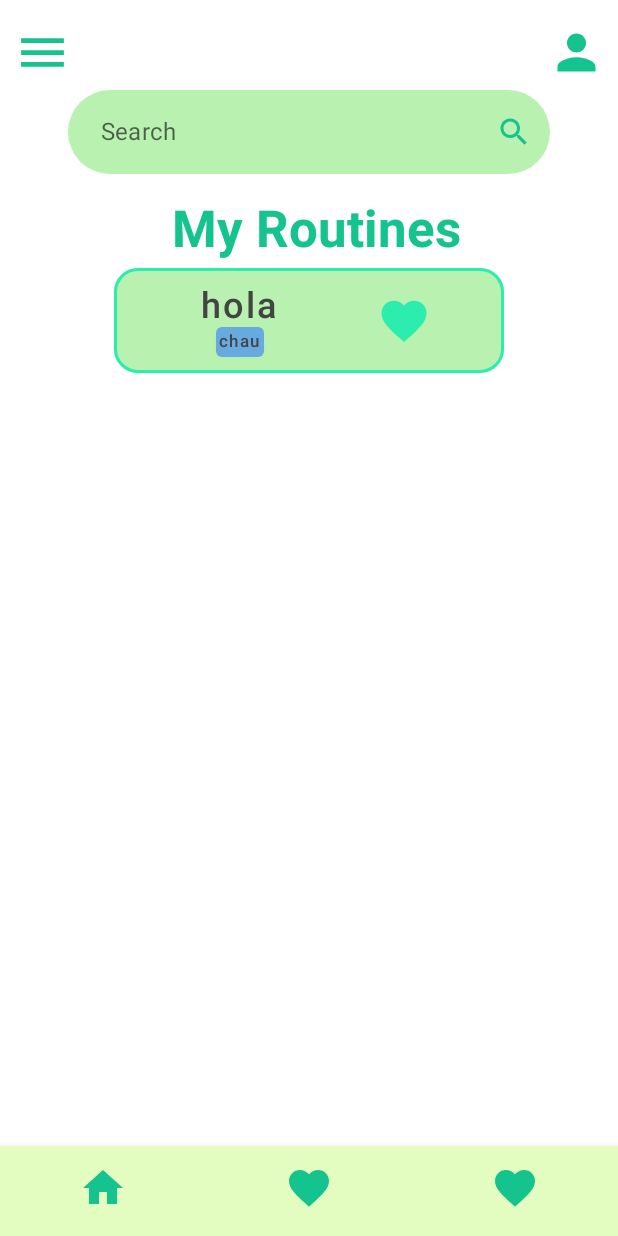
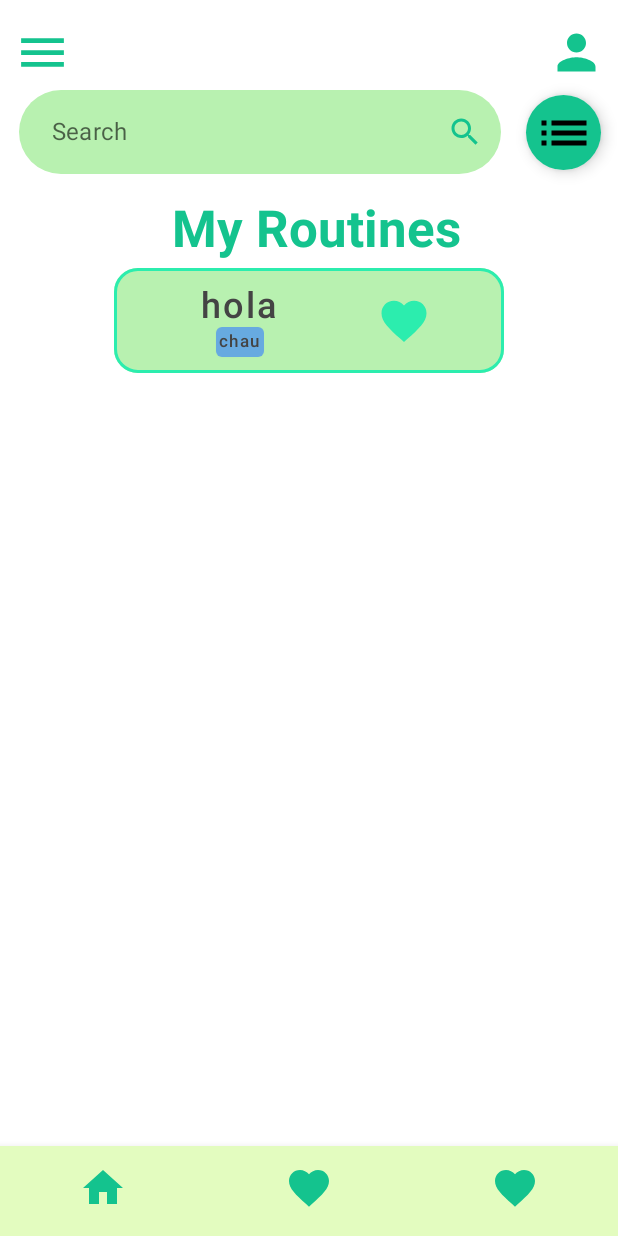
Before and after one commit to nicklnick/tp3-hci, an Android app built with Jetpack Compose: the MyRoutinesScreen screen opened through its navigation route, on a phone screen of 412 x 824 dp. Run offline under Robolectric (Android 15) with nearby library versions, the phone set to English and light mode, and no system bars.

Commit message:
feat: sorting button

```diff
--- /dev/null
+++ b/app/src/main/java/com/example/fitness_first/ui/components/TopBarWFilter.kt
@@ -0,0 +1,70 @@
+package com.example.fitness_first.ui.components
+
+import androidx.compose.foundation.background
+import androidx.compose.foundation.layout.*
+import androidx.compose.material.Icon
+import androidx.compose.material.IconButton
+import androidx.compose.material.TopAppBar
+import androidx.compose.material.icons.Icons
+import androidx.compose.material.icons.filled.List
+import androidx.compose.material.icons.filled.Menu
+import androidx.compose.material.icons.filled.Person
+import androidx.compose.runtime.Composable
+import androidx.compose.ui.Alignment
+import androidx.compose.ui.Modifier
+import androidx.compose.ui.graphics.Color
+import androidx.compose.ui.unit.dp
+import com.example.fitness_first.ui.theme.Secondary
+
+@Composable
+fun TopBarWFilter(onClickFilter: () -> Unit){
+    TopAppBar(
+        modifier = Modifier.height(128.dp),
+        backgroundColor = Color.Transparent,
+        elevation = 0.dp
+    ) {
+        Column(
+            verticalArrangement = Arrangement.Center,
+            horizontalAlignment = Alignment.CenterHorizontally
+        ) {
+            Row(
+                horizontalArrangement = Arrangement.SpaceBetween,
+                modifier = Modifier.fillMaxWidth()
+            ) {
+                IconButton(onClick = { /*TODO*/ }) {
+                    Icon(
+                        Icons.Filled.Menu,
+                        contentDescription = "menu",
+                        tint = Secondary,
+                        modifier = Modifier.size(38.dp)
+                    )
+                }
+                IconButton(onClick = onClickFilter) {
+                    Icon(
+                        Icons.Filled.Person,
+                        contentDescription = "settings",
+                        tint = Secondary,
+                        modifier = Modifier.size(38.dp)
+                    )
+                }
+            }
+
+            Row(
+                modifier = Modifier
+                    .fillMaxWidth()
+                    .background(Color.Transparent),
+                horizontalArrangement = Arrangement.SpaceAround,
+                verticalAlignment = Alignment.CenterVertically
+            ) {
+                SearchBar()
+                IconFAB(
+                    icon = Icons.Filled.List,
+                    func = onClickFilter,
+                    modifier = Modifier.size(50.dp),
+                    backgroundColor = Secondary,
+                    contentColor = Color.Black
+                )
+            }
+        }
+    }
+}
--- a/app/src/main/java/com/example/fitness_first/ui/screens/MyRoutinesScreen.kt
+++ b/app/src/main/java/com/example/fitness_first/ui/screens/MyRoutinesScreen.kt
@@ -4,20 +4,25 @@ import androidx.compose.foundation.background
 import androidx.compose.foundation.layout.*
 import androidx.compose.foundation.lazy.LazyColumn
 import androidx.compose.foundation.lazy.items
-import androidx.compose.material.MaterialTheme
-import androidx.compose.material.Scaffold
-import androidx.compose.material.Text
+import androidx.compose.material.*
 import androidx.compose.runtime.Composable
+import androidx.compose.runtime.rememberCoroutineScope
 import androidx.compose.ui.Alignment
 import androidx.compose.ui.Modifier
 import androidx.compose.ui.graphics.Color
+import androidx.compose.ui.res.stringResource
 import androidx.compose.ui.text.font.FontWeight
 import androidx.compose.ui.unit.dp
+import androidx.compose.ui.unit.sp
 import androidx.navigation.NavHostController
+import com.example.fitness_first.R
 import com.example.fitness_first.ui.components.BottomBar
 import com.example.fitness_first.ui.components.DetailedRoutineButton
-import com.example.fitness_first.ui.components.topBar
+import com.example.fitness_first.ui.components.TopBarWFilter
+import com.example.fitness_first.ui.theme.Quaternary
 import com.example.fitness_first.ui.theme.Secondary
+import kotlinx.coroutines.CoroutineScope
+import kotlinx.coroutines.launch
 
 class BasicRoutineData
 constructor(name: String, category: String, liked: Boolean, func: (route: String) -> Unit = {}) {
@@ -27,16 +32,30 @@ constructor(name: String, category: String, liked: Boolean, func: (route: String
     val func = func
 }
 
+@OptIn(ExperimentalMaterialApi::class)
 @Composable
 fun MyRoutinesScreen(
     NavigateToRoutineDetails: (route: String) -> Unit,
     routineData: List<BasicRoutineData>,
     navController: NavHostController
 ) {
+    val sheetState = rememberBottomSheetState(
+        initialValue = BottomSheetValue.Collapsed
+    )
+    val scaffoldState = rememberBottomSheetScaffoldState(
+        bottomSheetState = sheetState
+    )
+    val scope = rememberCoroutineScope()
     Scaffold(
-        topBar = {topBar()},
+        topBar = { TopBarWFilter(onClickFilter = { showFilters(scope = scope, sheetState = sheetState)}) },
         bottomBar = { BottomBar(navController = navController) }
     ){
+        BottomSheetScaffold(
+            scaffoldState = scaffoldState,
+            sheetContent = { sortSheet() },
+            sheetBackgroundColor = Quaternary,
+            sheetPeekHeight = 0.dp
+        ) {
             Box(
                 modifier = Modifier
                     .fillMaxSize()
@@ -73,3 +92,58 @@ fun MyRoutinesScreen(
             }
         }
     }
+}
+
+@Composable
+private fun sortSheet() {
+    Box(
+        modifier = Modifier
+            .fillMaxWidth()
+            .height(300.dp)
+            .padding(start = 8.dp, top = 4.dp)
+        ,
+        contentAlignment = Alignment.TopStart
+    ) {
+        Column {
+            Row(
+                modifier = Modifier.fillMaxWidth(),
+                verticalAlignment = Alignment.CenterVertically,
+                horizontalArrangement = Arrangement.Start
+            ) {
+                Text(
+                    text = stringResource(R.string.sort_by),
+                    fontWeight = FontWeight.Bold,
+                    fontSize = 24.sp
+                )
+            }
+            val filters = listOf(
+                stringResource(R.string.date_up),
+                stringResource(R.string.date_down),
+                stringResource(R.string.rating_up),
+                stringResource(R.string.rating_down),
+                stringResource(R.string.diff_up),
+                stringResource(R.string.diff_down),
+            )
+            for (filter in filters) {
+                Row(
+                    modifier = Modifier.fillMaxWidth(),
+                    verticalAlignment = Alignment.CenterVertically,
+                    horizontalArrangement = Arrangement.Start
+                ) {
+                    Text(text = filter, fontSize = 24.sp)
+                }
+            }
+        }
+    }
+}
+
+@OptIn(ExperimentalMaterialApi::class)
+private fun showFilters(scope: CoroutineScope, sheetState: BottomSheetState) {
+    scope.launch {
+        if (sheetState.isCollapsed) {
+            sheetState.expand()
+        } else {
+            sheetState.collapse()
+        }
+    }
+}
--- a/app/src/main/res/values/strings.xml
+++ b/app/src/main/res/values/strings.xml
@@ -38,4 +38,13 @@
     <string name="back">Back</string>
     <string name="exec_next">Next:</string>
 
+    <!-- My Routines -->
+    <string name="sort_by">Sort By</string>
+    <string name="diff_up">Difficulty Up</string>
+    <string name="diff_down">Difficulty Down</string>
+    <string name="rating_up">Rating Up</string>
+    <string name="rating_down">Rating Down</string>
+    <string name="date_up">Date Up</string>
+    <string name="date_down">Date Down</string>
+
 </resources>
```
Also changed, not shown: app/src/main/java/com/example/fitness_first/ui/components/FilterButton.kt (deleted, +0 -136 lines), 1 other file. Lines whose indentation alone changed are shown as unchanged.
